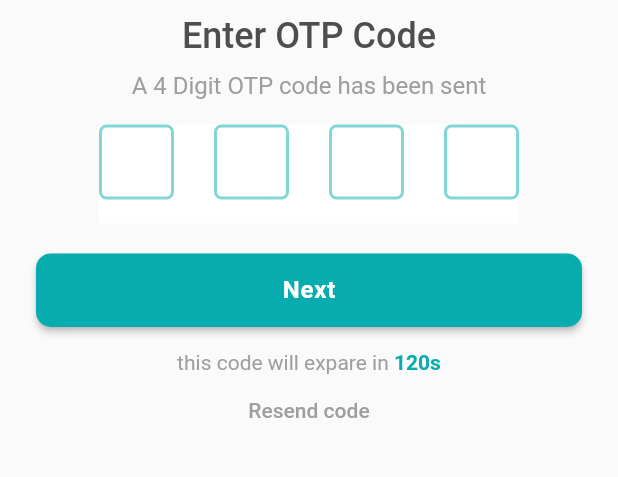
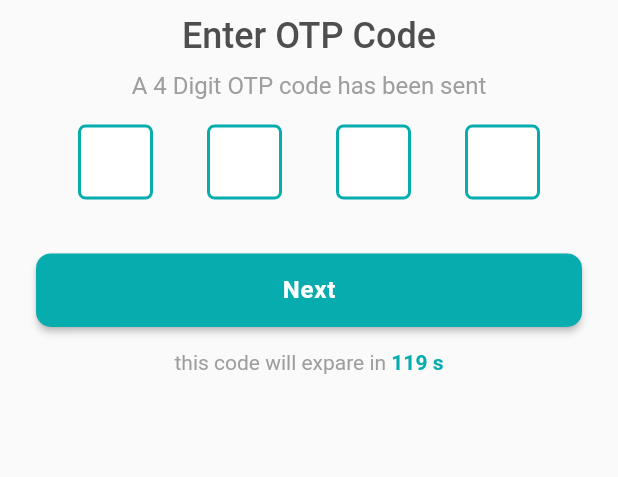
Before and after one commit to taufiqurSabbir/flutter_ecommerce, a Flutter app: the screen it shows after launch, after a tap on "Next", on a phone screen of 412 x 824 dp, the part 395-872 px from its top. Run offline on Flutter 3.47's test engine with Material 2 defaults, Android fonts, the phone set to English and light mode, and no system bars; drawn by our look-alikes of pin_code_fields; our stand-ins replace flutter_svg, get.

Commit message:
otp dynamic count added

```diff
--- a/lib/presentation/ui/screens/auth/otp_verification_Page.dart
+++ b/lib/presentation/ui/screens/auth/otp_verification_Page.dart
@@ -1,3 +1,5 @@
+import 'dart:async';
+
 import 'package:flutter/material.dart';
 import 'package:flutter_ecommerce/presentation/ui/utility/AppColor.dart';
 import 'package:get/get.dart';
@@ -12,10 +14,50 @@ class OtpVerification extends StatefulWidget {
 }
 
 class _OtpVerificationState extends State<OtpVerification> {
+  int CountTime = 120;
+  late Timer timer;
+
+  void timerr(){
+    timer = Timer.periodic(Duration(seconds: 1), (Timer t) {
+      setState(() {
+        if(CountTime >0){
+          CountTime--;
+        }else{
+          t.cancel();
+        }
+      });
+    });
+  }
+
+
+  void resetTimer() {
+    setState(() {
+      CountTime = 120; // Reset countTime to its initial value
+    });
+    timer.cancel(); // Cancel the existing timer
+    timerr(); // Start a new timer
+  }
+
+  @override
+  void initState() {
+    // TODO: implement initState
+    super.initState();
+    timerr();
+  }
+
+  @override
+  void dispose() {
+    // TODO: implement dispose
+    super.dispose();
+    timer.cancel();
+    super.dispose();
+  }
+
   @override
   Widget build(BuildContext context) {
     return Scaffold(
       body: SafeArea(
+        child: SingleChildScrollView(
           child: Padding(
             padding: const EdgeInsets.all(16.0),
             child: Column(
@@ -23,10 +65,10 @@ class _OtpVerificationState extends State<OtpVerification> {
                 auth_page_header(
                     title: 'Enter OTP Code',
                     subtitle: 'A 4 Digit OTP code has been sent'),
-              Padding(
-                padding: const EdgeInsets.symmetric(horizontal: 50.0),
-                child: Form(
+                Form(
                   child: PinCodeTextField(
+
+                    mainAxisAlignment: MainAxisAlignment.spaceEvenly,
                     length: 4,
                     obscureText: false,
                     animationType: AnimationType.fade,
@@ -36,15 +78,14 @@ class _OtpVerificationState extends State<OtpVerification> {
                       borderRadius: BorderRadius.circular(5),
                       fieldHeight: 50,
                       fieldWidth: 50,
-                      activeFillColor: Colors.transparent,
+                      activeFillColor: Colors.white,
                       inactiveFillColor: Colors.white,
-                      inactiveColor: AppColors.primarycolor.withOpacity(0.5),
-                      activeColor: Colors.white,
+                      inactiveColor: AppColors.primarycolor,
+                      activeColor: AppColors.primarycolor,
                       selectedFillColor: Colors.white,
                       selectedColor: AppColors.primarycolor,
                     ),
                     animationDuration: Duration(milliseconds: 300),
-                    backgroundColor: Colors.white,
                     enableActiveFill: true,
                     cursorColor:AppColors.primarycolor,
                     validator: (String? value) {
@@ -66,7 +107,6 @@ class _OtpVerificationState extends State<OtpVerification> {
                       return true;
                     },
                     appContext: context,
-                  ),
                   ),
                 ),
                 const SizedBox(
@@ -91,14 +131,18 @@ class _OtpVerificationState extends State<OtpVerification> {
                         text: 'this code will expare in ',
                         style: TextStyle(color: Colors.grey)),
                     TextSpan(
-                      text: '120s',
+                        text: '$CountTime s',
                         style: TextStyle(
                             color: AppColors.primarycolor,
                             fontWeight: FontWeight.bold))
                   ]),
                 ),
-              TextButton(onPressed: (){}, child: Text('Resend code',style: TextStyle(color: Colors.grey),))
+
+                CountTime==0 ?TextButton(onPressed: (){
+                  resetTimer();
+                }, child: Text('Resend code',style: TextStyle(color: Colors.grey),)) : SizedBox(height: 1,)
               ],
+            ),
           ),
         ),
       ),
```
Also changed, not shown: pubspec.lock. Lines whose indentation alone changed are shown as unchanged.
